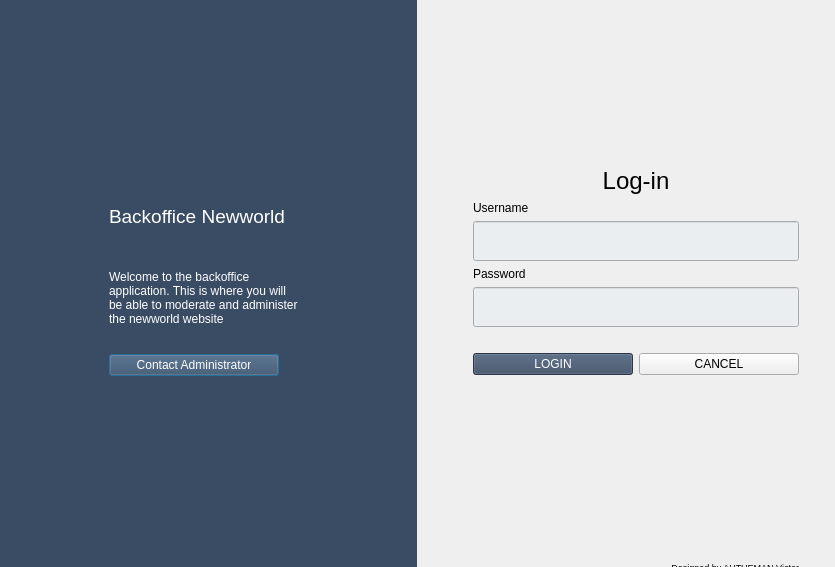
Above: backoffice/dialogconnexion.ui from vautheman/newworld before the change. Below: the same form after it.
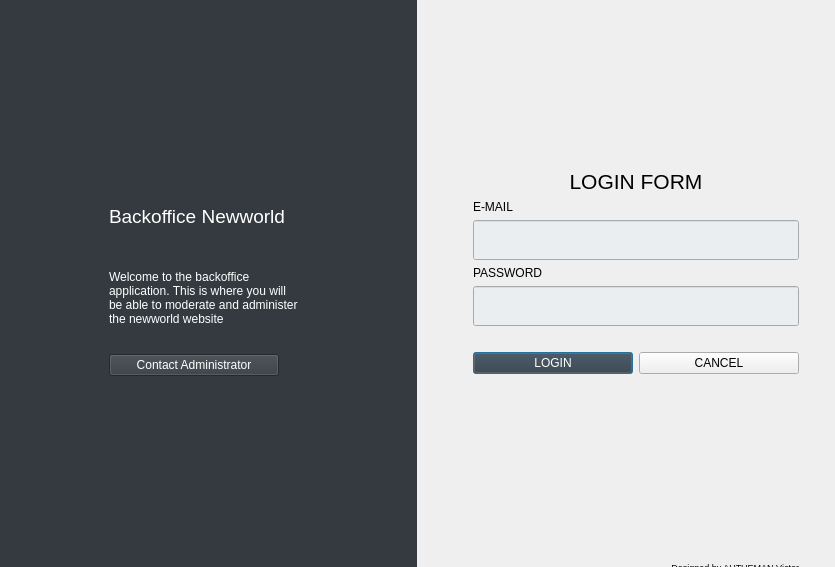
That is the form after the change.

```diff
--- a/backoffice/dialogconnexion.ui
+++ b/backoffice/dialogconnexion.ui
@@ -26,7 +26,7 @@
     <item row="0" column="0">
      <widget class="QWidget" name="widget_2" native="true">
       <property name="styleSheet">
-       <string notr="true">background-color: rgb(58, 76, 100);
+       <string notr="true">background-color: rgb(52, 58, 64);
 color: rgb(255, 255, 255);</string>
       </property>
       <layout class="QGridLayout" name="gridLayout_4">
@@ -60,6 +60,9 @@
          <property name="text">
           <string>Contact Administrator</string>
          </property>
+         <property name="autoDefault">
+          <bool>false</bool>
+         </property>
         </widget>
        </item>
        <item row="4" column="1">
@@ -154,7 +157,7 @@
       <item>
        <widget class="QLabel" name="label_4">
         <property name="text">
-         <string>&lt;html&gt;&lt;head/&gt;&lt;body&gt;&lt;p align=&quot;center&quot;&gt;&lt;span style=&quot; font-size:18pt;&quot;&gt;Log-in&lt;/span&gt;&lt;/p&gt;&lt;/body&gt;&lt;/html&gt;</string>
+         <string>&lt;html&gt;&lt;head/&gt;&lt;body&gt;&lt;p align=&quot;center&quot;&gt;&lt;span style=&quot; font-size:16pt;&quot;&gt;LOGIN FORM&lt;/span&gt;&lt;/p&gt;&lt;/body&gt;&lt;/html&gt;</string>
         </property>
        </widget>
       </item>
@@ -167,7 +170,7 @@
          </size>
         </property>
         <property name="text">
-         <string>Username</string>
+         <string>&lt;html&gt;&lt;head/&gt;&lt;body&gt;&lt;p&gt;&lt;span style=&quot; font-size:9pt;&quot;&gt;E-MAIL&lt;/span&gt;&lt;/p&gt;&lt;/body&gt;&lt;/html&gt;</string>
         </property>
        </widget>
       </item>
@@ -199,7 +202,7 @@
          </size>
         </property>
         <property name="text">
-         <string>Password</string>
+         <string>&lt;html&gt;&lt;head/&gt;&lt;body&gt;&lt;p&gt;&lt;span style=&quot; font-size:9pt;&quot;&gt;PASSWORD&lt;/span&gt;&lt;/p&gt;&lt;/body&gt;&lt;/html&gt;</string>
         </property>
        </widget>
       </item>
@@ -236,7 +239,7 @@
         <item>
          <widget class="QPushButton" name="pushButtonConnection">
           <property name="styleSheet">
-           <string notr="true">background-color: rgb(58, 76, 100);
+           <string notr="true">background-color: rgb(52, 58, 64);
 color: rgb(255, 255, 255);</string>
           </property>
           <property name="text">
```
